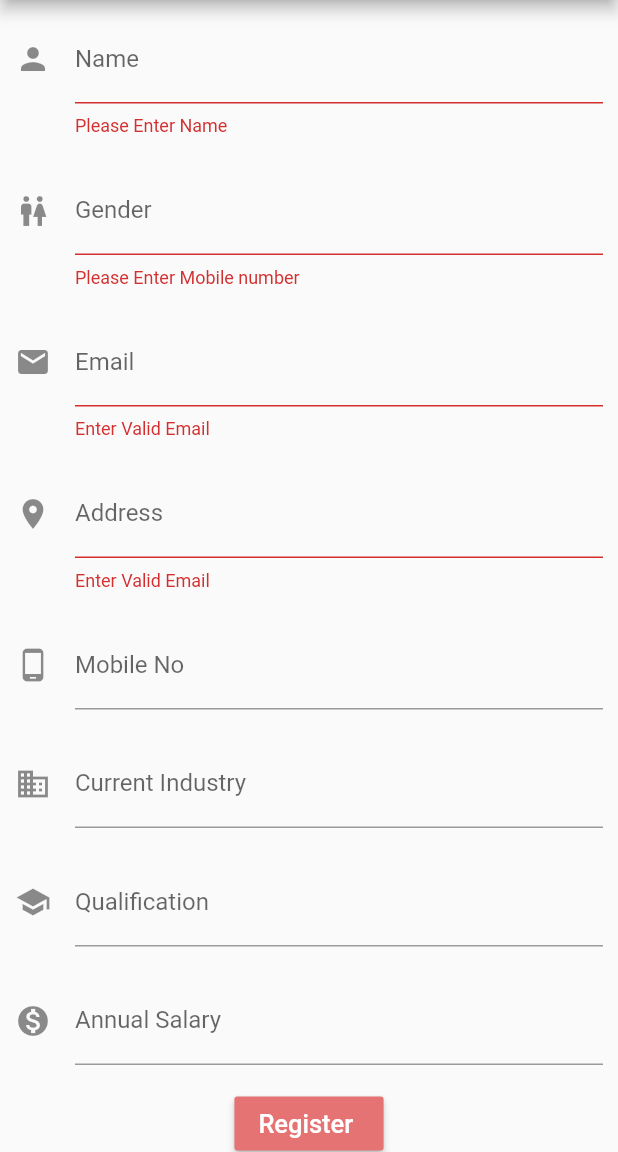
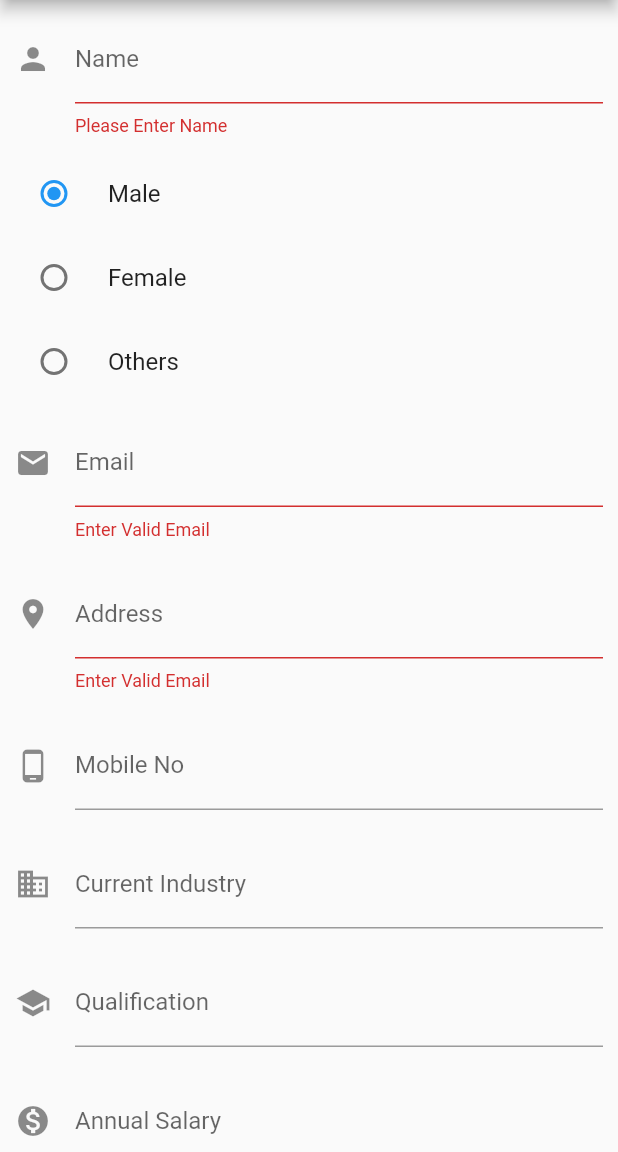
Before and after one commit to nishtha23b/job_portal, a Flutter app: the Registration screen opened directly, after a tap on "Register", on a phone screen of 412 x 824 dp, the part 84-1236 px from its top. Run offline on Flutter 3.47's test engine with Material 2 defaults, Android fonts, the phone set to English and light mode, and no system bars.

Commit message:
Registration updated.

```diff
--- a/lib/screens/seekers/registration.dart
+++ b/lib/screens/seekers/registration.dart
@@ -3,6 +3,9 @@ import 'package:job_portal/screens/seekers/login.dart';
 /*import 'package:image_picker/image_picker.dart';
 import 'dart:async';
 import 'dart:io';*/
+enum Gender { male,female,other }
+Gender _gender = Gender.male;
+
 
 class Registration extends StatefulWidget {
   @override
@@ -99,21 +102,28 @@ TextEditingController password = new TextEditingController();
             ),
 
             new Container(
-              margin: EdgeInsets.all(10.0),
-              child:TextFormField(
-                decoration: const InputDecoration(
-                  icon: Icon(Icons.wc),
-                  hintText: 'male',
-                  labelText: 'Gender',
-                ),
-                minLines: 1,
-                validator: (value) {
-                  if (value.isEmpty) {
-                    return 'Please Enter Mobile number';
-                  }
-                  return null;
-                },
-              ),
+              child:Column(
+            children: <Widget>[
+            RadioListTile<Gender>(
+            title: const Text('Male'),
+        value: Gender.male,
+        groupValue: _gender,
+        onChanged: (Gender value) { setState(() { _gender = value; }); },
+      ),
+                   RadioListTile<Gender>(
+        title: const Text('Female'),
+        value:  Gender.female,
+        groupValue: _gender,
+        onChanged: (Gender value) { setState(() { _gender = value; }); },
+      ),
+      RadioListTile<Gender>(
+        title: const Text('Others'),
+        value:  Gender.other,
+        groupValue: _gender,
+        onChanged: (Gender value) { setState(() { _gender = value; }); },
+      ),
+      ],
+    )
             ),
 
             new Container(
```
